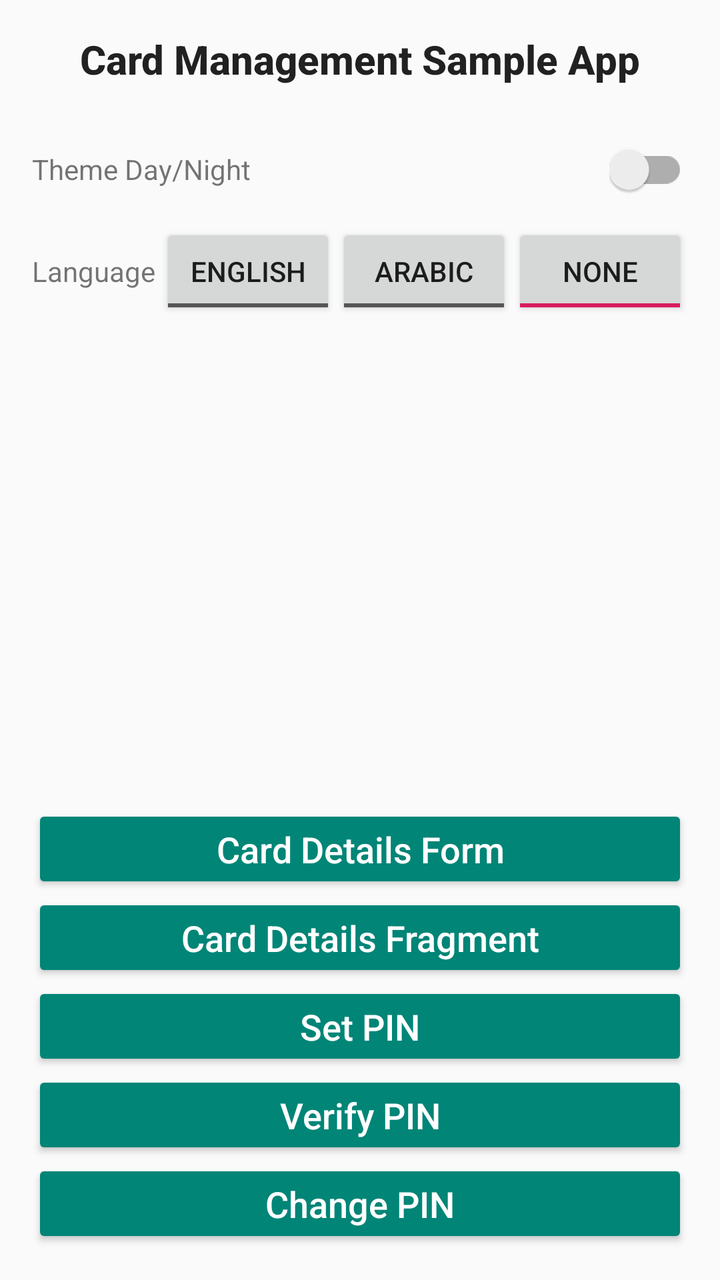
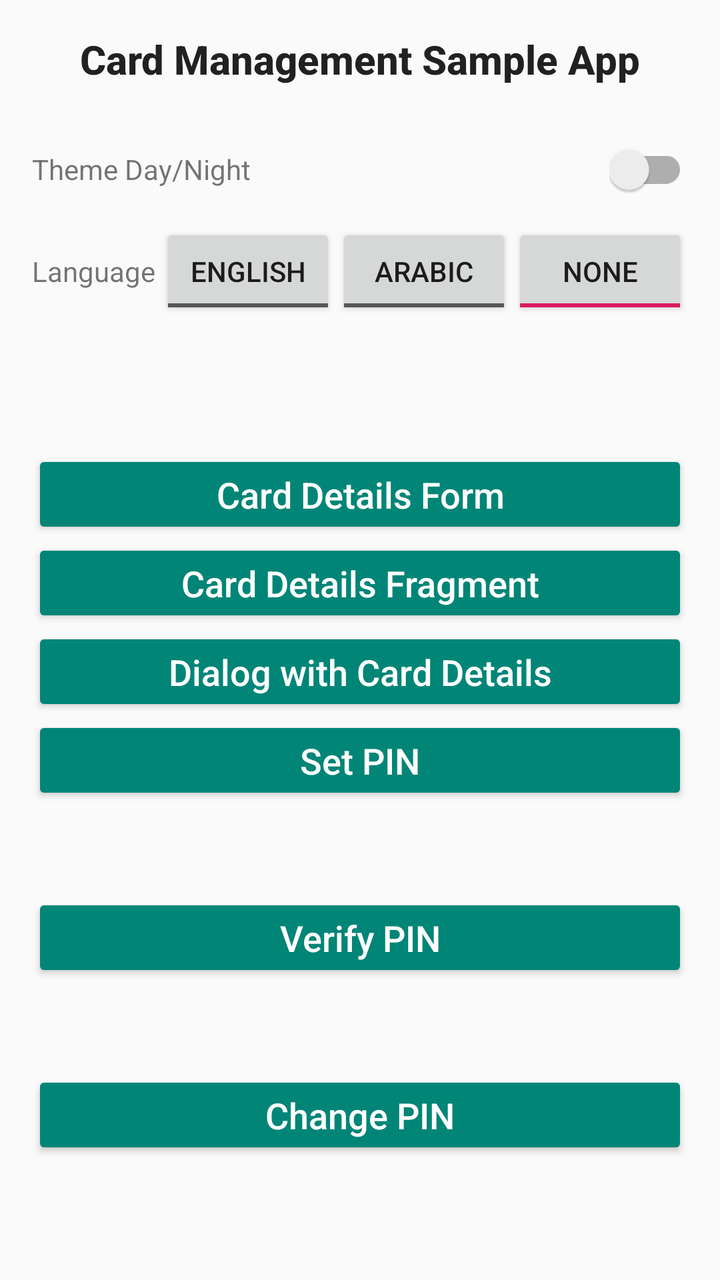

Before-and-after screenshots of an Android layout around one commit, followed by the original layout XML and the change that was made.
<!-- AndroidManifest.xml: application theme Theme.NICardManagementApp.DayNight -->
<!-- res/layout/activity_main.xml -->
<?xml version="1.0" encoding="utf-8"?>
<layout xmlns:android="http://schemas.android.com/apk/res/android"
    xmlns:app="http://schemas.android.com/apk/res-auto"
    xmlns:tools="http://schemas.android.com/tools">

    <data>
        <variable
            name="viewModel"
            type="ae.network.nicardmanagementsdk.sample.MainViewModel" />
    </data>

    <androidx.core.widget.NestedScrollView
        android:layout_width="match_parent"
        android:layout_height="match_parent"
        android:fillViewport="true">

        <androidx.constraintlayout.widget.ConstraintLayout
            android:layout_width="match_parent"
            android:layout_height="wrap_content"
            android:focusableInTouchMode="true"
            android:padding="16dp"
            tools:context="ae.network.nicardmanagementsdk.sample.MainActivity">

            <TextView
                android:id="@+id/titleTextView"
                android:layout_width="wrap_content"
                android:layout_height="wrap_content"
                android:text="@string/card_management_sample_app"
                android:textAppearance="@style/TextAppearance.AppCompat.Title"
                android:textStyle="bold"
                app:layout_constraintEnd_toEndOf="parent"
                app:layout_constraintHorizontal_bias="0.5"
                app:layout_constraintStart_toStartOf="parent"
                app:layout_constraintTop_toTopOf="parent" />

            <androidx.recyclerview.widget.RecyclerView
                android:id="@+id/recyclerView"
                android:layout_width="0dp"
                android:layout_height="wrap_content"
                android:layout_marginTop="16dp"
                app:layout_constraintEnd_toEndOf="parent"
                app:layout_constraintHorizontal_bias="0.5"
                app:layout_constraintStart_toStartOf="parent"
                app:layout_constraintTop_toBottomOf="@+id/titleTextView" />

            <Button
                android:id="@+id/cardDetailsButton"
                style="@style/Widget.App.SDKTaskButtons"
                android:layout_width="0dp"
                android:layout_height="wrap_content"
                android:text="@string/card_details"
                app:layout_constraintBottom_toTopOf="@+id/cardDetailsFragmentButton"
                app:layout_constraintEnd_toEndOf="@+id/cardDetailsFragmentButton"
                app:layout_constraintStart_toStartOf="@+id/cardDetailsFragmentButton"
                app:layout_constraintTop_toBottomOf="@+id/enToggleButton"
                app:layout_constraintVertical_bias="1.0"
                app:layout_constraintVertical_chainStyle="packed"
                tools:ignore="TextContrastCheck,TouchTargetSizeCheck" />

            <Button
                android:id="@+id/cardDetailsFragmentButton"
                style="@style/Widget.App.SDKTaskButtons"
                android:layout_width="0dp"
                android:layout_height="wrap_content"
                android:text="@string/card_details_fragment"
                app:layout_constraintBottom_toTopOf="@+id/setPinButton"
                app:layout_constraintEnd_toEndOf="@+id/setPinButton"
                app:layout_constraintStart_toStartOf="@+id/setPinButton"
                app:layout_constraintTop_toBottomOf="@+id/cardDetailsButton"
                tools:ignore="TextContrastCheck,TouchTargetSizeCheck" />

            <Button
                android:id="@+id/setPinButton"
                style="@style/Widget.App.SDKTaskButtons"
                android:layout_width="0dp"
                android:layout_height="wrap_content"
                android:text="@string/set_pin"
                app:layout_constraintBottom_toTopOf="@+id/verifyPinButton"
                app:layout_constraintEnd_toEndOf="@+id/verifyPinButton"
                app:layout_constraintStart_toStartOf="@+id/verifyPinButton"
                app:layout_constraintTop_toBottomOf="@+id/cardDetailsFragmentButton"
                tools:ignore="TextContrastCheck,TouchTargetSizeCheck" />

            <Button
                android:id="@+id/verifyPinButton"
                style="@style/Widget.App.SDKTaskButtons"
                android:layout_width="0dp"
                android:layout_height="wrap_content"
                android:text="@string/verify_pin"
                app:layout_constraintBottom_toTopOf="@+id/changePinButton"
                app:layout_constraintEnd_toEndOf="@+id/changePinButton"
                app:layout_constraintStart_toStartOf="@+id/changePinButton"
                app:layout_constraintTop_toBottomOf="@+id/setPinButton"
                tools:ignore="TextContrastCheck,TouchTargetSizeCheck" />

            <Button
                android:id="@+id/changePinButton"
                style="@style/Widget.App.SDKTaskButtons"
                android:layout_width="0dp"
                android:layout_height="wrap_content"
                android:text="@string/change_pin"
                app:layout_constraintBottom_toBottomOf="parent"
                app:layout_constraintEnd_toEndOf="parent"
                app:layout_constraintHorizontal_bias="0.5"
                app:layout_constraintStart_toStartOf="parent"
                app:layout_constraintTop_toBottomOf="@+id/verifyPinButton"
                tools:ignore="TextContrastCheck,TouchTargetSizeCheck" />

            <TextView
                android:id="@+id/themeLabelTextView"
                android:layout_width="wrap_content"
                android:layout_height="wrap_content"
                android:layout_marginTop="16dp"
                android:text="@string/theme_day_night_mode"
                app:layout_constraintStart_toStartOf="@+id/recyclerView"
                app:layout_constraintTop_toBottomOf="@+id/recyclerView" />

            <TextView
                android:id="@+id/languageLabelTextView"
                android:layout_width="wrap_content"
                android:layout_height="wrap_content"
                android:layout_marginTop="32dp"
                android:text="@string/language"
                app:layout_constraintStart_toStartOf="@+id/themeLabelTextView"
                app:layout_constraintTop_toBottomOf="@+id/themeLabelTextView" />

            <androidx.appcompat.widget.SwitchCompat
                android:id="@+id/themeSwitch"
                android:layout_width="wrap_content"
                android:layout_height="wrap_content"
                android:minHeight="48dp"
                app:layout_constraintBottom_toBottomOf="@+id/themeLabelTextView"
                app:layout_constraintEnd_toEndOf="parent"
                app:layout_constraintHorizontal_bias="1.0"
                app:layout_constraintStart_toEndOf="@+id/themeLabelTextView"
                app:layout_constraintTop_toTopOf="@+id/themeLabelTextView" />

            <ToggleButton
                android:id="@+id/enToggleButton"
                android:layout_width="wrap_content"
                android:layout_height="wrap_content"
                android:text="@string/english"
                android:textOff="@string/english"
                android:textOn="@string/english"
                app:layout_constraintBottom_toBottomOf="@+id/languageLabelTextView"
                app:layout_constraintEnd_toStartOf="@+id/arToggleButton"
                app:layout_constraintHorizontal_bias="1.0"
                app:layout_constraintHorizontal_chainStyle="packed"
                app:layout_constraintStart_toEndOf="@+id/languageLabelTextView"
                app:layout_constraintTop_toTopOf="@+id/languageLabelTextView" />

            <ToggleButton
                android:id="@+id/arToggleButton"
                android:layout_width="wrap_content"
                android:layout_height="wrap_content"
                android:text="@string/arabic"
                android:textOff="@string/arabic"
                android:textOn="@string/arabic"
                app:layout_constraintBottom_toBottomOf="@+id/enToggleButton"
                app:layout_constraintEnd_toStartOf="@+id/noneToggleButton"
                app:layout_constraintHorizontal_bias="0.5"
                app:layout_constraintStart_toEndOf="@+id/enToggleButton"
                app:layout_constraintTop_toTopOf="@+id/enToggleButton" />

            <ToggleButton
                android:id="@+id/noneToggleButton"
                android:layout_width="wrap_content"
                android:layout_height="wrap_content"
                android:checked="true"
                android:text="@string/none"
                android:textOff="@string/none"
                android:textOn="@string/none"
                app:layout_constraintBottom_toBottomOf="@+id/arToggleButton"
                app:layout_constraintEnd_toEndOf="parent"
                app:layout_constraintHorizontal_bias="0.5"
                app:layout_constraintStart_toEndOf="@+id/arToggleButton"
                app:layout_constraintTop_toTopOf="@+id/arToggleButton"
                tools:ignore="TextContrastCheck" />

        </androidx.constraintlayout.widget.ConstraintLayout>

    </androidx.core.widget.NestedScrollView>
</layout>
<!-- resources referenced by this layout -->
<resources>
  <string name="arabic">Arabic</string>
  <string name="card_details">Card Details Form</string>
  <string name="card_details_fragment">Card Details Fragment</string>
  
      // Main screen entries labels
  <string name="card_management_sample_app">Card Management Sample App</string>
  
      // Main screen buttons values
  <string name="change_pin">Change PIN</string>
  <string name="english">English</string>
  <string name="language">Language</string>
  <string name="none">None</string>
  <string name="set_pin">Set PIN</string>
  <string name="theme_day_night_mode">Theme Day/Night</string>
  <string name="verify_pin">Verify PIN</string>
  <style name="Widget.App.SDKTaskButtons" parent="Widget.AppCompat.Button">
          <item name="android:textAppearance">@style/TextAppearance.App.SDKTaskButtons</item>
          <item name="android:backgroundTint">?attr/colorPrimary</item>
          <item name="android:textAllCaps">false</item>
          <item name="android:textSize">18sp</item>
          <item name="android:minHeight">0dp</item>
      </style>
  <style name="Theme.NICardManagementApp.DayNight">
          
          <item name="android:statusBarColor">@color/gray_850</item>
      </style>
  <style name="TextAppearance.App.SDKTaskButtons" parent="TextAppearance.AppCompat.Button">
          <item name="android:textSize">18sp</item>
          <item name="android:textColor">@color/white</item>
      </style>
  <color name="gray_850">#FF303030</color>
  <color name="white">#FFFFFFFF</color>
</resources>

<!-- the commit's change to res/layout/activity_main.xml (unified diff, before → after) -->
@@ -63,10 +63,22 @@
                 android:layout_width="0dp"
                 android:layout_height="wrap_content"
                 android:text="@string/card_details_fragment"
+                app:layout_constraintBottom_toTopOf="@+id/cardDetailsDialogButton"
+                app:layout_constraintEnd_toEndOf="@+id/setPinButton"
+                app:layout_constraintStart_toStartOf="@+id/setPinButton"
+                app:layout_constraintTop_toBottomOf="@+id/cardDetailsButton"
+                tools:ignore="TextContrastCheck,TouchTargetSizeCheck" />
+
+            <Button
+                android:id="@+id/cardDetailsDialogButton"
+                style="@style/Widget.App.SDKTaskButtons"
+                android:layout_width="0dp"
+                android:layout_height="wrap_content"
+                android:text="@string/card_details_dialog"
                 app:layout_constraintBottom_toTopOf="@+id/setPinButton"
                 app:layout_constraintEnd_toEndOf="@+id/setPinButton"
                 app:layout_constraintStart_toStartOf="@+id/setPinButton"
-                app:layout_constraintTop_toBottomOf="@+id/cardDetailsButton"
+                app:layout_constraintTop_toBottomOf="@+id/cardDetailsFragmentButton"
                 tools:ignore="TextContrastCheck,TouchTargetSizeCheck" />
 
             <Button
<!-- resource entries referenced after the edit -->
@@ -2,9 +2,10 @@
 <resources>
   <string name="arabic">Arabic</string>
   <string name="card_details">Card Details Form</string>
-  <string name="card_details_fragment">Card Details Fragment</string>
+  <string name="card_details_dialog">Dialog with Card Details</string>
   
       // Main screen entries labels
+  <string name="card_details_fragment">Card Details Fragment</string>
   <string name="card_management_sample_app">Card Management Sample App</string>
   
       // Main screen buttons values
